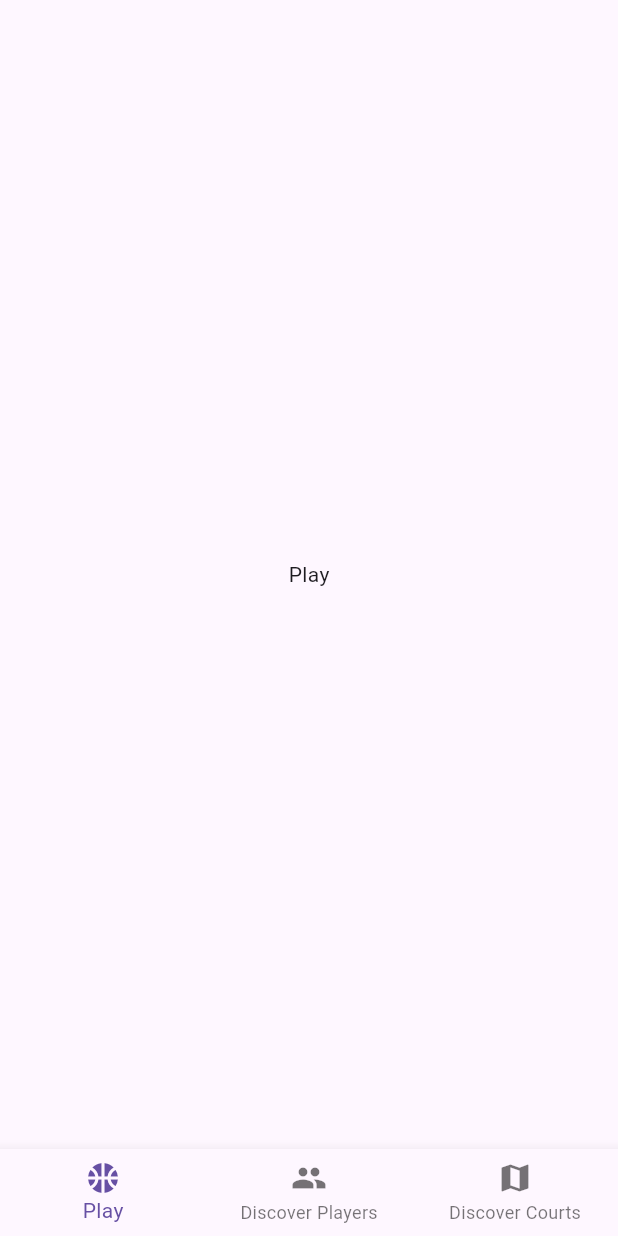
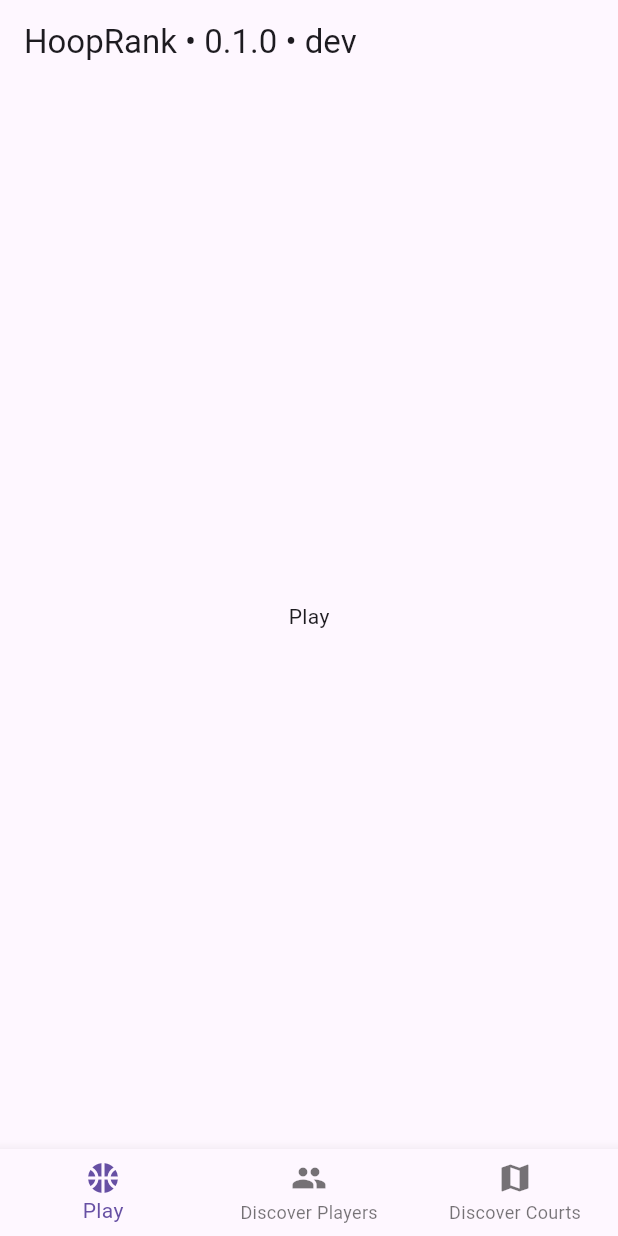
Before and after one commit to bcorbett503/HoopRank, a Flutter app: the screen it shows after launch, on a phone screen of 412 x 824 dp. Run offline on Flutter 3.47's test engine with Material 3 defaults, Android fonts, the phone set to English and light mode, and no system bars.

Commit message:
Update main.dart

```diff
--- a/mobile/lib/main.dart
+++ b/mobile/lib/main.dart
@@ -1,9 +1,14 @@
 import 'package:flutter/material.dart';
+
+const appVersion = String.fromEnvironment('APP_VERSION', defaultValue: '0.1.0');
+const buildSha   = String.fromEnvironment('BUILD_SHA',   defaultValue: 'dev');
+const buildTime  = String.fromEnvironment('BUILD_TIME',  defaultValue: '');
 
 void main() => runApp(const HoopRankApp());
 
 class HoopRankApp extends StatelessWidget {
   const HoopRankApp({super.key});
+
   @override
   Widget build(BuildContext context) {
     return MaterialApp(
@@ -31,6 +36,7 @@ class _HomePageState extends State<HomePage> {
   @override
   Widget build(BuildContext context) {
     return Scaffold(
+      appBar: AppBar(title: Text('HoopRank • $appVersion • $buildSha')),
       body: _pages[_index],
       bottomNavigationBar: BottomNavigationBar(
         currentIndex: _index,
```
